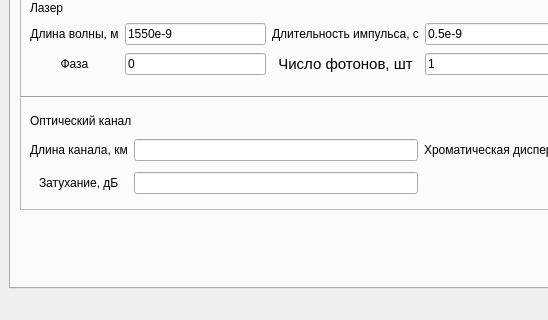
First picture: the form in mainwindow.ui, repository Yorick2014/SimQC, before the edit; both pictures show x 0 to 548 and y 135 to 455 of the 892 by 455 pixel window.
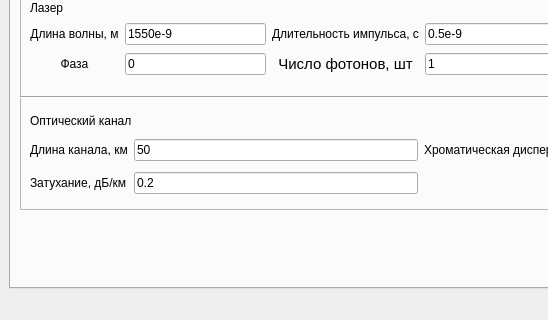
Second picture: the form after the edit. The open tabs and pages were chosen to show the change. Custom widgets are drawn as their Qt base class.

Commit message: feat: реализована потеря фотонов (в зависимости от att)

```diff
--- a/mainwindow.ui
+++ b/mainwindow.ui
@@ -286,10 +286,18 @@
          </property>
          <layout class="QGridLayout" name="gridLayout_4">
           <item row="2" column="1">
-           <widget class="QLineEdit" name="lineEdit_14"/>
+           <widget class="QLineEdit" name="lineEdit_att">
+            <property name="text">
+             <string>0.2</string>
+            </property>
+           </widget>
           </item>
           <item row="1" column="1">
-           <widget class="QLineEdit" name="lineEdit_18"/>
+           <widget class="QLineEdit" name="lineEdit_length">
+            <property name="text">
+             <string>50</string>
+            </property>
+           </widget>
           </item>
           <item row="1" column="2" alignment="Qt::AlignHCenter">
            <widget class="QLabel" name="label_22">
@@ -304,7 +312,7 @@
           <item row="2" column="0" alignment="Qt::AlignHCenter">
            <widget class="QLabel" name="label_23">
             <property name="text">
-             <string>Затухание, дБ</string>
+             <string>Затухание, дБ/км</string>
             </property>
            </widget>
           </item>
```
Left out of the diff: 4 changed lines with no effect on the pictures. The commit also changes 1 other file.
